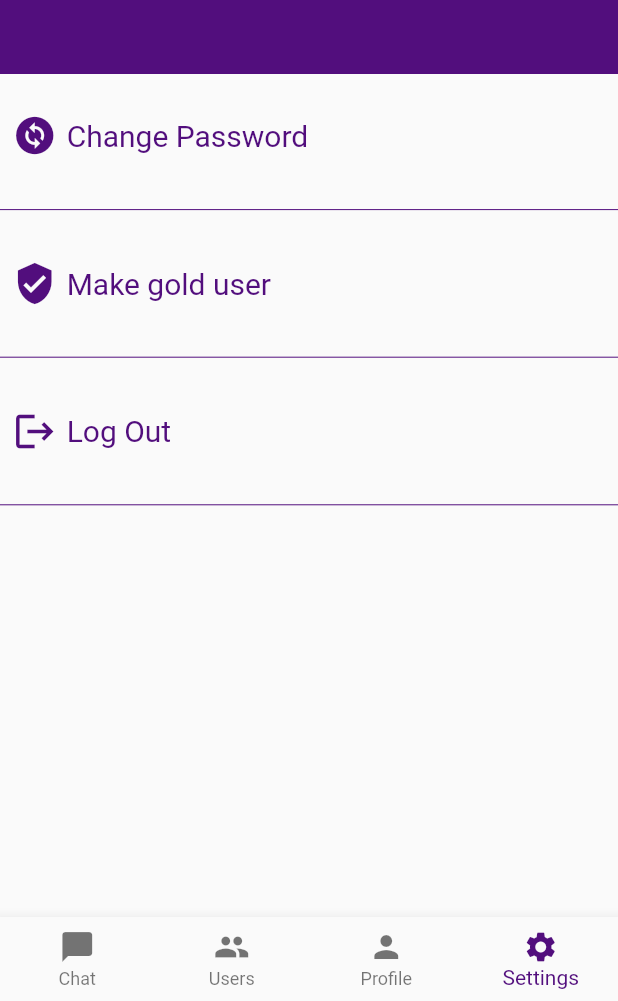
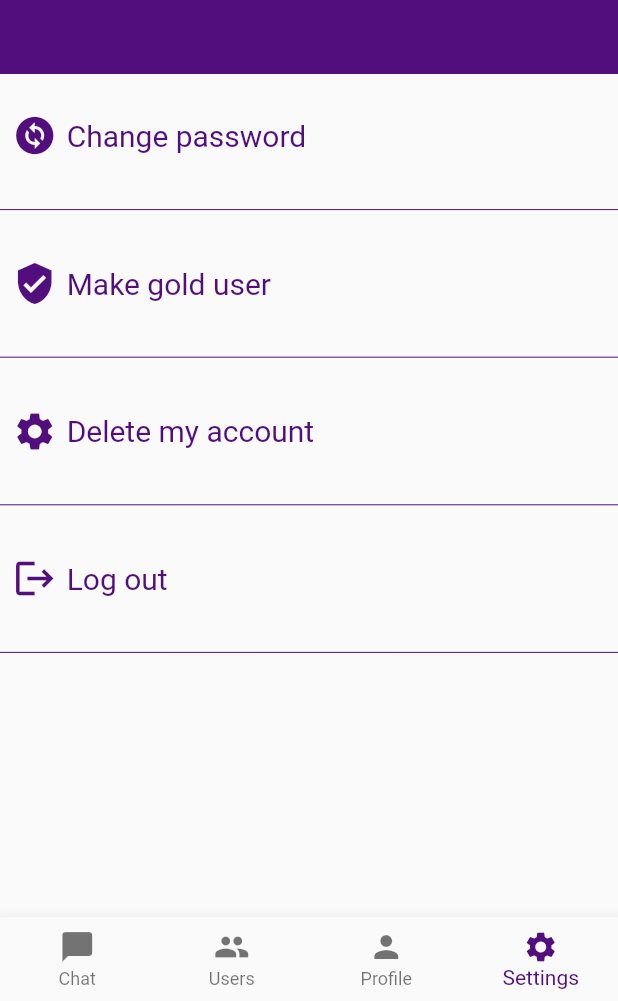
Before and after one commit to eozturk78/ChatInUniMobile, a Flutter app: the Settings screen opened directly, on a phone screen of 412 x 824 dp, the part 235-1236 px from its top. Run offline on Flutter 3.47's test engine with Material 2 defaults, Android fonts, the phone set to English and light mode, and no system bars; our stand-ins replace firebase_core, firebase_messaging, flutter_svg, get, image_picker, shared_preferences and 1 more; missing offline and left inert: translator; accounts and stored records are empty; network calls fail.

Commit message:
bug fixing full

```diff
--- a/lib/languages.dart
+++ b/lib/languages.dart
@@ -4,6 +4,9 @@ class Languages extends Translations {
   @override
   Map<String, Map<String, String>> get keys => {
         'en_US': {
+          "we_got_my_account_req":"We got your delete account request",
+          "delete_my_account_desc":"I want my account deleted with all details. Please delete all records",
+          "delete_my_account":"Delete my account",
           "empty_chat": "Empty Chat",
           "registration_is_completed":
               "Registration is completed please login and start to use app",
@@ -28,7 +31,7 @@ class Languages extends Translations {
           "email_or_user_name": "Email / User Name",
           "sent_an_email": "We've sent an email for change your password",
           "security": "Security",
-          "log_out": "Log Out",
+          "log_out": "Log out",
           "block_user": "Block User",
           "invalid_message_template_id": "Invalid Message Template",
           "invalid_message_account_name": "Invalid Message Account Name",
@@ -133,7 +136,7 @@ class Languages extends Translations {
           "u_forgot_password_message_template": "User Forgot Password Template",
           "user_type_desc": "User Type",
           "start_chating": "Start Chating!",
-          "logout": "Log Out",
+          "logout": "Log out",
           "complaint_user_id": "Complaint User Id",
           "add": "Add",
           "blogs": "Blogs",
@@ -157,7 +160,7 @@ class Languages extends Translations {
           "invalid_resource_id": "Invalid Resource",
           "user": "User",
           "complete_gold_member": "Complete Gold Member",
-          "change_password": "Change Password",
+          "change_password": "Change password",
           "gold_user_desc":
               "Want to receive messages from more people? Write your phone number and we`ll help you and get you more messages",
           "invalid_university_id": "Invalid University",
@@ -193,6 +196,9 @@ class Languages extends Translations {
           "select_photo": "Select Photo"
         },
         'tr_TR': {
+          "we_got_my_account_req":"Hesap silme isteğinizi aldık",
+          "delete_my_account_desc":"Hesabımı tüm detaylarıyla silinmesini istiyorum. Lutfen tüm kayıtlarını silin",
+          "delete_my_account":"Hesabımı sil",
           "empty_chat": "Konuşma yok",
           "registration_is_completed":
               "Kayıt tamamlandı lütfen giriş yapın ve uygulamayı kullanmaya başlayın",
@@ -217,7 +223,7 @@ class Languages extends Translations {
           "forgot_password": "Şifremi Unuttum",
           "email_or_user_name": "E-Posta / Kullanıcı Adı",
           "sent_an_email": "Şifrenizi değiştirmek için bir e-posta gönderdik",
-          "logout": "Oturumu Kapat",
+          "logout": "Oturumu kapat",
           "language_name": "Dil Adı",
           "please_enter_correct_user_name":
               "Lütfen kullanıcı adını kontrol edin",
@@ -290,7 +296,7 @@ class Languages extends Translations {
           "domain": "Alan Adı",
           "user_id": "User Id",
           "member": "Üye",
-          "change_password": "Şifre Değişikliği",
+          "change_password": "Şifre değişikliği",
           "short_name": "Kısa Adı",
           "invalid_sender": "Geçersiz Gönderici",
           "phone_number": "Telefon Numarası (ülke kodu ile birlikte)",
@@ -383,6 +389,9 @@ class Languages extends Translations {
           "select_photo": "Fotoğraf Seç"
         },
         'uk_UA': {
+          "we_got_my_account_req":"Ми отримали ваш запит на видалення облікового запису",
+          "delete_my_account_desc":"Я хочу видалити мій обліковий запис із усіма даними. Будь ласка, видаліть усі записи",
+          "delete_my_account":"Видалити мій запис",
           "empty_chat": "Порожній чат",
           "registration_is_completed":
               "Реєстрацію завершено, увійдіть і почніть користуватися програмою",
@@ -563,7 +572,7 @@ class Languages extends Translations {
           "skip": "Пропустити",
           "change_photo": "Змінити фотографію",
           "there_is_no_data": "Даних немає",
-          "change_password": "Змінити Пароль",
+          "change_password": "Змінити пароль",
           "block_user": "Заблокувати",
           "complainted_user_name": "Complainted User Name",
           "short_name": "Коротке ім`я",
--- a/lib/screens/messages/components/body.dart
+++ b/lib/screens/messages/components/body.dart
@@ -38,7 +38,6 @@ class _BodyState extends State<Body> {
     super.initState();
     print(socket.connected);
     socket.on('Message', (data) {
-      print('socket ${data.toString()}');
     });
     print(widget.data['ChatId']);
   }
@@ -71,7 +70,8 @@ class _BodyState extends State<Body> {
               : Apis().getGetChat(widget.username, widget.data['ChatId'],
                   token!, langCode == null ? lang : langCode),
           builder: (context, snapshot) {
-            if (snapshot.connectionState != ConnectionState.active) {
+            if (snapshot.connectionState != ConnectionState.done
+                && snapshot.connectionState != ConnectionState.active) {
               return const Center(child: CircularProgressIndicator());
             } else if (!snapshot.hasData) {
               return Center(
--- a/lib/screens/messages/messages_screen.dart
+++ b/lib/screens/messages/messages_screen.dart
@@ -91,6 +91,7 @@ class _MessagesScreenState extends State<MessagesScreen> {
             ChatInputField(
               username: widget.username,
               chatId: widget.data['ChatId'],
+              data: widget.data,
             ),
           ],
         ),
--- a/lib/screens/messages/translatedMessageScreen.dart
+++ b/lib/screens/messages/translatedMessageScreen.dart
@@ -78,6 +78,7 @@ class _MessagesScreenState extends State<TranslatedMessagesScreen> {
             ChatInputField(
               username: widget.username,
               chatId: widget.data['ChatId'],
+              data: widget.data,
             ),
           ],
         ),
--- a/lib/screens/profile.dart
+++ b/lib/screens/profile.dart
@@ -10,11 +10,9 @@ import 'package:chatinunii/screens/splashscreen.dart';
 import 'package:chatinunii/screens/uploadphoto.dart';
 import 'package:flutter/material.dart';
 import 'package:get/get.dart';
-import 'package:get/get_core/src/get_main.dart';
 import 'package:shared_preferences/shared_preferences.dart';
 import 'package:translator/translator.dart';
 import '../authScreens/login.dart';
-import '../components/bottomnavbar.dart';
 import '../constants.dart';
 
 class Profile extends StatefulWidget {
--- a/lib/screens/settings/settings.dart
+++ b/lib/screens/settings/settings.dart
@@ -1,24 +1,19 @@
 import 'dart:convert';
 import 'package:chatinunii/screens/chats/chats_screen.dart';
 import 'package:get/get.dart';
-import 'package:get/get_core/src/get_main.dart';
 import 'package:http/http.dart' as http;
 import 'package:chatinunii/authScreens/login.dart';
-import 'package:chatinunii/components/bottomnavbar.dart';
 import 'package:chatinunii/constants.dart';
-import 'package:chatinunii/core/apis.dart';
 import 'package:chatinunii/screens/chats/chatThroughStatus.dart';
 import 'package:chatinunii/screens/profile.dart';
 import 'package:chatinunii/screens/settings/changepassword.dart';
 import 'package:chatinunii/screens/settings/makemegolduser.dart';
-import 'package:chatinunii/screens/settings/setlanguage.dart';
 import 'package:chatinunii/screens/splashscreen.dart';
-import 'package:flutter/gestures.dart';
 import 'package:flutter/material.dart';
-import 'package:flutter/src/foundation/key.dart';
-import 'package:flutter/src/widgets/framework.dart';
 import 'package:shared_preferences/shared_preferences.dart';
 import 'package:translator/translator.dart';
+
+import 'deletemyaccount.dart';
 
 class Settings extends StatefulWidget {
   const Settings({Key? key}) : super(key: key);
@@ -84,6 +79,15 @@ class _SettingsState extends State<Settings> {
                       builder: (context) => const MakeMeGoldUser()));
                 },
                 child: buildButton(Icons.verified_user, 'make_gold_user'.tr)),
+            const Divider(
+              color: kPrimaryColor,
+            ),
+            InkWell(
+                onTap: () {
+                  Navigator.of(context).push(MaterialPageRoute(
+                      builder: (context) => const DeleteMyAccount()));
+                },
+                child: buildButton(Icons.settings, 'delete_my_account'.tr)),
             const Divider(
               color: kPrimaryColor,
             ),
```
Also changed, not shown: lib/core/apis.dart (+15 -1 lines), lib/screens/messages/components/chatInput_field.dart (+21 -3 lines), lib/screens/settings/deletemyaccount.dart (added, +159 -0 lines), lib/screens/settings/setlanguage.dart (+1 -8 lines), pubspec.lock, 13 other files.
